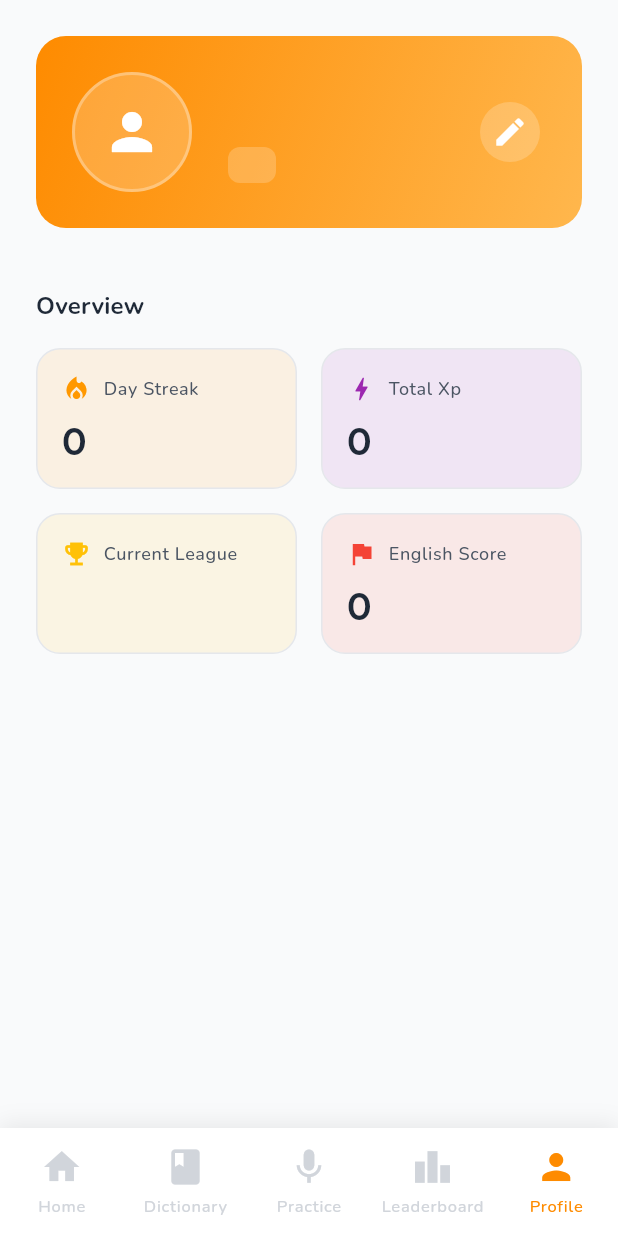
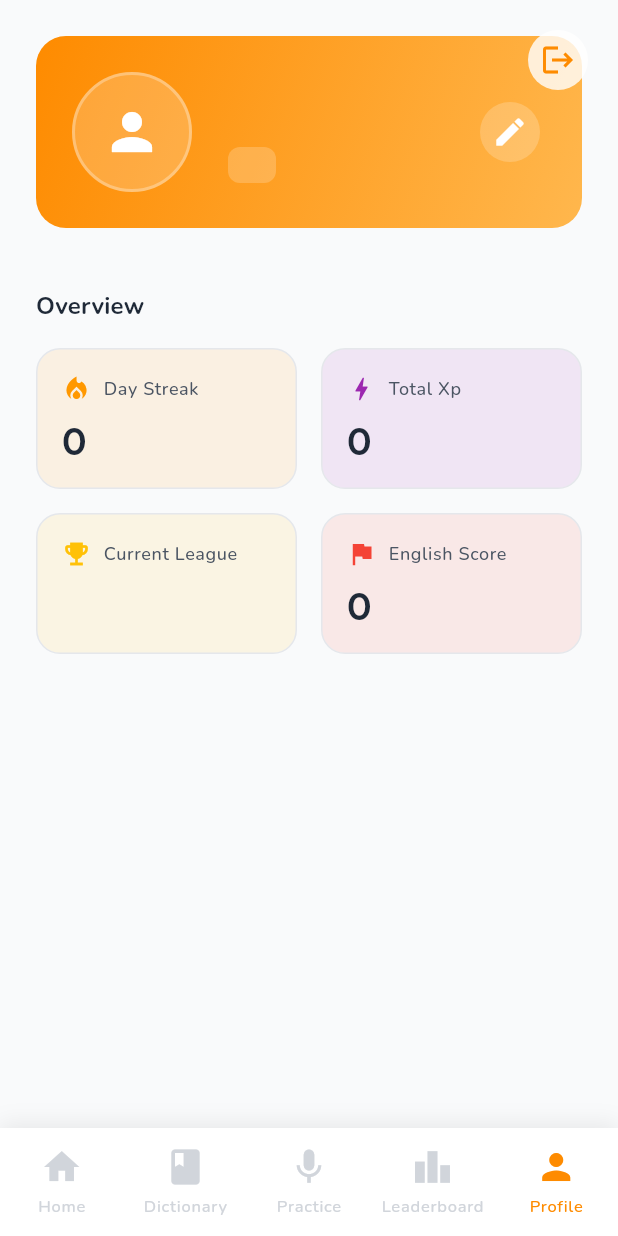
Before and after one commit to willyyypatootieee/LanguageLearning-OSS, a Flutter app: the ProfileScreen screen opened by its route, on a phone screen of 412 x 824 dp. Run offline on Flutter 3.47's test engine with Material 3 defaults, Android fonts, the phone set to English and light mode, and no system bars; drawn by our look-alikes of awesome_bottom_bar; our stand-ins replace dio, equatable, flutter_bloc, flutter_svg, go_router, shared_preferences; accounts and stored records are empty; project files that could hold a hidden picture were left out.

Commit message:
feat: refactor logout functionality and clean up unused imports in HomeScreen and ProfileScreen

```diff
--- a/lib/featureProfile/presentation/screens/profile_screen.dart
+++ b/lib/featureProfile/presentation/screens/profile_screen.dart
@@ -81,6 +81,29 @@ class _ProfileScreenState extends State<ProfileScreen> {
     );
   }
 
+  Future<void> _logout(BuildContext context) async {
+    try {
+      // Use the same logic as HomeScreen for logout
+      final authRepository = AuthRepositoryImpl(
+        AuthRemoteDataSource(),
+        AuthLocalDataSource(),
+      );
+      await authRepository.clearAuthData();
+      if (context.mounted) {
+        appRouter.goToRoot();
+      }
+    } catch (e) {
+      if (context.mounted) {
+        ScaffoldMessenger.of(context).showSnackBar(
+          SnackBar(
+            content: Text('Error logging out: $e'),
+            backgroundColor: AppColors.error,
+          ),
+        );
+      }
+    }
+  }
+
   @override
   void dispose() {
     _profileCubit.dispose();
@@ -92,6 +115,10 @@ class _ProfileScreenState extends State<ProfileScreen> {
     return Scaffold(
       backgroundColor: AppColors.gray50,
       body: SafeArea(
+        child: Stack(
+          children: [
+            // Main profile content
+            Positioned.fill(
               child: ListenableBuilder(
                 listenable: _profileCubit,
                 builder: (context, child) {
@@ -99,23 +126,29 @@ class _ProfileScreenState extends State<ProfileScreen> {
                   if (_profileCubit.user == null && _profileCubit.isLoading) {
                     return const Center(
                       child: CircularProgressIndicator(
-                  valueColor: AlwaysStoppedAnimation<Color>(AppColors.primary),
+                        valueColor: AlwaysStoppedAnimation<Color>(
+                          AppColors.primary,
+                        ),
                       ),
                     );
                   }
 
-            if (_profileCubit.error != null && _profileCubit.user == null) {
+                  if (_profileCubit.error != null &&
+                      _profileCubit.user == null) {
                     return Center(
                       child: Column(
                         mainAxisAlignment: MainAxisAlignment.center,
                         children: [
-                    Icon(Icons.error_outline, size: 64, color: AppColors.error),
+                          Icon(
+                            Icons.error_outline,
+                            size: 64,
+                            color: AppColors.error,
+                          ),
                           const SizedBox(height: AppConstants.spacingL),
                           Text(
                             _profileCubit.error!,
-                      style: Theme.of(
-                        context,
-                      ).textTheme.bodyLarge?.copyWith(color: AppColors.gray600),
+                            style: Theme.of(context).textTheme.bodyLarge
+                                ?.copyWith(color: AppColors.gray600),
                             textAlign: TextAlign.center,
                           ),
                           const SizedBox(height: AppConstants.spacingL),
@@ -134,7 +167,9 @@ class _ProfileScreenState extends State<ProfileScreen> {
 
                   final user = _profileCubit.user;
                   if (user == null) {
-              return const Center(child: Text('No profile data available'));
+                    return const Center(
+                      child: Text('No profile data available'),
+                    );
                   }
 
                   return RefreshIndicator(
@@ -146,7 +181,9 @@ class _ProfileScreenState extends State<ProfileScreen> {
                         children: [
                           // Header section
                           Padding(
-                      padding: const EdgeInsets.all(AppConstants.spacingL),
+                            padding: const EdgeInsets.all(
+                              AppConstants.spacingL,
+                            ),
                             child: ProfileHeader(
                               username: user.username,
                               rank: user.currentRank,
@@ -171,21 +208,21 @@ class _ProfileScreenState extends State<ProfileScreen> {
                                           label: 'Day Streak',
                                           value: user.streakDay.toString(),
                                           iconColor: Colors.orange,
-                                    backgroundColor: Colors.orange.withValues(
-                                      alpha: 0.1,
+                                          backgroundColor: Colors.orange
+                                              .withValues(alpha: 0.1),
                                         ),
                                       ),
+                                      const SizedBox(
+                                        width: AppConstants.spacingM,
                                       ),
-                                const SizedBox(width: AppConstants.spacingM),
                                       Expanded(
                                         child: ProfileStatCard(
                                           icon: Icons.bolt,
                                           label: 'Total Xp',
                                           value: user.totalXp.toString(),
                                           iconColor: Colors.purple,
-                                    backgroundColor: Colors.purple.withValues(
-                                      alpha: 0.1,
-                                    ),
+                                          backgroundColor: Colors.purple
+                                              .withValues(alpha: 0.1),
                                         ),
                                       ),
                                     ],
@@ -199,21 +236,21 @@ class _ProfileScreenState extends State<ProfileScreen> {
                                           label: 'Current League',
                                           value: user.currentRank,
                                           iconColor: Colors.amber,
-                                    backgroundColor: Colors.amber.withValues(
-                                      alpha: 0.1,
+                                          backgroundColor: Colors.amber
+                                              .withValues(alpha: 0.1),
                                         ),
                                       ),
+                                      const SizedBox(
+                                        width: AppConstants.spacingM,
                                       ),
-                                const SizedBox(width: AppConstants.spacingM),
                                       Expanded(
                                         child: ProfileStatCard(
                                           icon: Icons.flag,
                                           label: 'English Score',
                                           value: user.scoreEnglish.toString(),
                                           iconColor: Colors.red,
-                                    backgroundColor: Colors.red.withValues(
-                                      alpha: 0.1,
-                                    ),
+                                          backgroundColor: Colors.red
+                                              .withValues(alpha: 0.1),
                                         ),
                                       ),
                                     ],
@@ -230,6 +267,23 @@ class _ProfileScreenState extends State<ProfileScreen> {
                     ),
                   );
                 },
+              ),
+            ),
+            // Logout button at top right
+            Positioned(
+              top: MediaQuery.of(context).padding.top + 16,
+              right: 16,
+              child: IconButton(
+                onPressed: () => _logout(context),
+                icon: const Icon(Icons.logout),
+                tooltip: 'Logout',
+                style: IconButton.styleFrom(
+                  backgroundColor: Colors.white.withOpacity(0.8),
+                  foregroundColor: AppColors.primary,
+                ),
+              ),
+            ),
+          ],
         ),
       ),
       bottomNavigationBar: MainNavbar(
```
Also changed, not shown: lib/featureHomeScreen/presentation/screens/home_screen.dart (+0 -39 lines), assets/images/start.png (added), lib/shared/widgets/global_navbar.dart (line endings or trailing spaces). Lines whose indentation alone changed are shown as unchanged.
